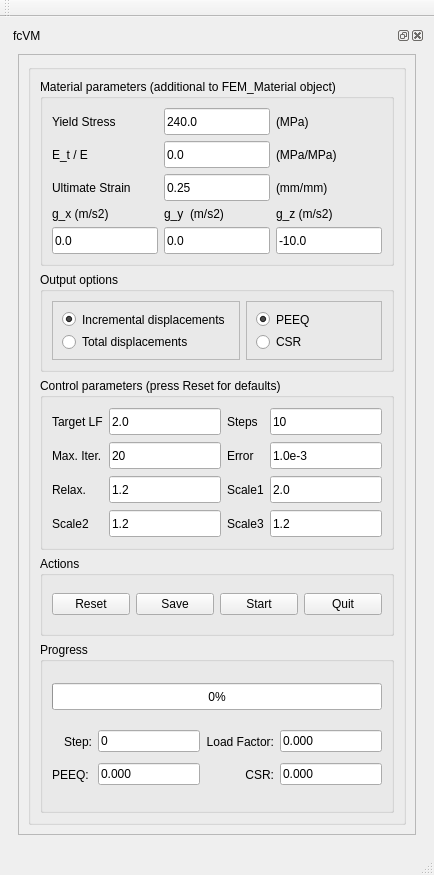
HarryvL/fcVM-workbench, file user_interface/fcVM.ui: the form before one commit.
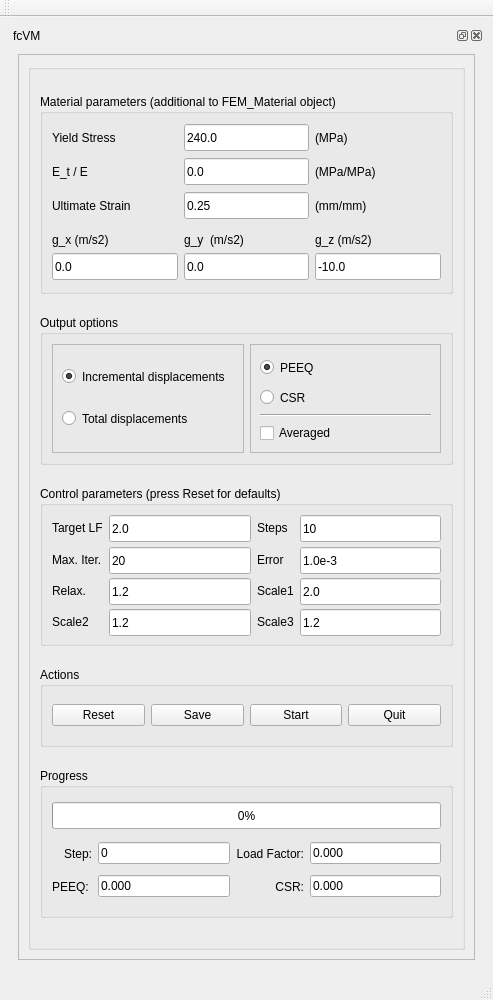
The form after the commit.

Commit message: added averaging option

```diff
--- a/user_interface/fcVM.ui
+++ b/user_interface/fcVM.ui
@@ -6,8 +6,8 @@
    <rect>
     <x>0</x>
     <y>0</y>
-    <width>434</width>
-    <height>875</height>
+    <width>493</width>
+    <height>1000</height>
    </rect>
   </property>
   <property name="sizePolicy">
@@ -16,17 +16,47 @@
     <verstretch>2</verstretch>
    </sizepolicy>
   </property>
+  <property name="minimumSize">
+   <size>
+    <width>0</width>
+    <height>1000</height>
+   </size>
+  </property>
+  <property name="maximumSize">
+   <size>
+    <width>16777215</width>
+    <height>1000</height>
+   </size>
+  </property>
   <property name="windowTitle">
    <string>MainWindow</string>
   </property>
   <widget class="QWidget" name="cw">
+   <property name="minimumSize">
+    <size>
+     <width>0</width>
+     <height>740</height>
+    </size>
+   </property>
+   <property name="maximumSize">
+    <size>
+     <width>16777215</width>
+     <height>1000</height>
+    </size>
+   </property>
    <layout class="QGridLayout" name="gridLayout">
     <item row="0" column="0">
      <widget class="QDockWidget" name="dw">
+      <property name="minimumSize">
+       <size>
+        <width>88</width>
+        <height>740</height>
+       </size>
+      </property>
       <property name="maximumSize">
        <size>
         <width>524287</width>
-        <height>524287</height>
+        <height>1000</height>
        </size>
       </property>
       <property name="windowTitle">
@@ -39,6 +69,12 @@
          <verstretch>1</verstretch>
         </sizepolicy>
        </property>
+       <property name="maximumSize">
+        <size>
+         <width>16777215</width>
+         <height>1000</height>
+        </size>
+       </property>
        <layout class="QVBoxLayout" name="verticalLayout_3">
         <item>
          <widget class="QScrollArea" name="scrollArea">
@@ -48,6 +84,12 @@
             <verstretch>0</verstretch>
            </sizepolicy>
           </property>
+          <property name="maximumSize">
+           <size>
+            <width>16777215</width>
+            <height>1000</height>
+           </size>
+          </property>
           <property name="widgetResizable">
            <bool>true</bool>
           </property>
@@ -56,10 +98,16 @@
             <rect>
              <x>0</x>
              <y>0</y>
-             <width>396</width>
-             <height>757</height>
+             <width>455</width>
+             <height>882</height>
             </rect>
            </property>
+           <property name="maximumSize">
+            <size>
+             <width>16777215</width>
+             <height>1000</height>
+            </size>
+           </property>
            <property name="contextMenuPolicy">
             <enum>Qt::NoContextMenu</enum>
            </property>
@@ -74,15 +122,21 @@
               </property>
               <property name="minimumSize">
                <size>
-                <width>371</width>
-                <height>721</height>
+                <width>0</width>
+                <height>800</height>
+               </size>
+              </property>
+              <property name="maximumSize">
+               <size>
+                <width>16777215</width>
+                <height>1000</height>
                </size>
               </property>
               <property name="title">
                <string/>
               </property>
-              <layout class="QGridLayout" name="gridLayout_2">
-               <item row="1" column="0">
+              <layout class="QVBoxLayout" name="verticalLayout_6">
+               <item>
                 <widget class="QGroupBox" name="materialBox">
                  <property name="sizePolicy">
                   <sizepolicy hsizetype="Preferred" vsizetype="Preferred">
@@ -93,13 +147,13 @@
                  <property name="minimumSize">
                   <size>
                    <width>0</width>
-                   <height>0</height>
+                   <height>200</height>
                   </size>
                  </property>
                  <property name="maximumSize">
                   <size>
                    <width>16777215</width>
-                   <height>250</height>
+                   <height>200</height>
                   </size>
                  </property>
                  <property name="title">
@@ -150,8 +204,26 @@
                   </item>
                   <item row="3" column="2">
                    <layout class="QVBoxLayout" name="verticalLayout">
+                    <property name="spacing">
+                     <number>0</number>
+                    </property>
+                    <property name="sizeConstraint">
+                     <enum>QLayout::SetFixedSize</enum>
+                    </property>
                     <item>
                      <widget class="QLabel" name="label_4">
+                      <property name="minimumSize">
+                       <size>
+                        <width>0</width>
+                        <height>27</height>
+                       </size>
+                      </property>
+                      <property name="maximumSize">
+                       <size>
+                        <width>16777215</width>
+                        <height>27</height>
+                       </size>
+                      </property>
                       <property name="text">
                        <string>g_y  (m/s2)</string>
                       </property>
@@ -232,8 +304,26 @@
                   </item>
                   <item row="3" column="0">
                    <layout class="QVBoxLayout" name="verticalLayout_4">
+                    <property name="spacing">
+                     <number>0</number>
+                    </property>
+                    <property name="sizeConstraint">
+                     <enum>QLayout::SetFixedSize</enum>
+                    </property>
                     <item>
                      <widget class="QLabel" name="label_2">
+                      <property name="minimumSize">
+                       <size>
+                        <width>0</width>
+                        <height>27</height>
+                       </size>
+                      </property>
+                      <property name="maximumSize">
+                       <size>
+                        <width>16777215</width>
+                        <height>27</height>
+                       </size>
+                      </property>
                       <property name="text">
                        <string>g_x (m/s2)</string>
                       </property>
@@ -276,8 +366,26 @@
                   </item>
                   <item row="3" column="4">
                    <layout class="QVBoxLayout" name="verticalLayout_5">
+                    <property name="spacing">
+                     <number>0</number>
+                    </property>
+                    <property name="sizeConstraint">
+                     <enum>QLayout::SetFixedSize</enum>
+                    </property>
                     <item>
                      <widget class="QLabel" name="label_5">
+                      <property name="minimumSize">
+                       <size>
+                        <width>0</width>
+                        <height>27</height>
+                       </size>
+                      </property>
+                      <property name="maximumSize">
+                       <size>
+                        <width>16777215</width>
+                        <height>27</height>
+                       </size>
+                      </property>
                       <property name="text">
                        <string>g_z (m/s2)</string>
                       </property>
@@ -307,152 +415,133 @@
                  </layout>
                 </widget>
                </item>
-               <item row="5" column="0">
-                <widget class="QGroupBox" name="groupBox_2">
+               <item>
+                <widget class="QGroupBox" name="outputBox">
+                 <property name="sizePolicy">
+                  <sizepolicy hsizetype="Preferred" vsizetype="Preferred">
+                   <horstretch>0</horstretch>
+                   <verstretch>0</verstretch>
+                  </sizepolicy>
+                 </property>
+                 <property name="minimumSize">
+                  <size>
+                   <width>0</width>
+                   <height>150</height>
+                  </size>
+                 </property>
+                 <property name="maximumSize">
+                  <size>
+                   <width>16777215</width>
+                   <height>150</height>
+                  </size>
+                 </property>
                  <property name="title">
-                  <string>Progress</string>
+                  <string>Output options </string>
                  </property>
-                 <layout class="QVBoxLayout" name="verticalLayout_7">
-                  <item>
-                   <widget class="QProgressBar" name="progressBar">
-                    <property name="minimumSize">
-                     <size>
-                      <width>0</width>
-                      <height>27</height>
-                     </size>
+                 <layout class="QGridLayout" name="gridLayout_5">
+                  <item row="0" column="1">
+                   <widget class="QFrame" name="frame_2">
+                    <property name="frameShape">
+                     <enum>QFrame::StyledPanel</enum>
                     </property>
-                    <property name="value">
-                     <number>0</number>
+                    <property name="frameShadow">
+                     <enum>QFrame::Raised</enum>
                     </property>
-                    <property name="format">
-                     <string>%p%</string>
-                    </property>
+                    <layout class="QVBoxLayout" name="verticalLayout_9">
+                     <item>
+                      <widget class="QRadioButton" name="peeqRbtn">
+                       <property name="minimumSize">
+                        <size>
+                         <width>0</width>
+                         <height>27</height>
+                        </size>
+                       </property>
+                       <property name="text">
+                        <string>PEEQ</string>
+                       </property>
+                       <property name="checked">
+                        <bool>true</bool>
+                       </property>
+                      </widget>
+                     </item>
+                     <item>
+                      <widget class="QRadioButton" name="csrRbtn">
+                       <property name="minimumSize">
+                        <size>
+                         <width>0</width>
+                         <height>27</height>
+                        </size>
+                       </property>
+                       <property name="text">
+                        <string>CSR</string>
+                       </property>
+                       <property name="checked">
+                        <bool>false</bool>
+                       </property>
+                      </widget>
+                     </item>
+                     <item>
+                      <widget class="Line" name="line">
+                       <property name="orientation">
+                        <enum>Qt::Horizontal</enum>
+                       </property>
+                      </widget>
+                     </item>
+                     <item>
+                      <widget class="QCheckBox" name="averagedChk">
+                       <property name="text">
+                        <string>Averaged</string>
+                       </property>
+                      </widget>
+                     </item>
+                    </layout>
                    </widget>
                   </item>
-                  <item>
-                   <layout class="QGridLayout" name="gridLayout_7">
-                    <item row="1" column="1">
-                     <widget class="QLineEdit" name="PEEQ">
-                      <property name="text">
-                       <string>0.000</string>
-                      </property>
-                      <property name="readOnly">
-                       <bool>true</bool>
-                      </property>
-                     </widget>
-                    </item>
-                    <item row="0" column="0">
-                     <widget class="QLabel" name="label_18">
-                      <property name="minimumSize">
-                       <size>
-                        <width>0</width>
-                        <height>27</height>
-                       </size>
-                      </property>
-                      <property name="maximumSize">
-                       <size>
-                        <width>40</width>
-                        <height>16777215</height>
-                       </size>
-                      </property>
-                      <property name="text">
-                       <string>Step:</string>
-                      </property>
-                      <property name="alignment">
-                       <set>Qt::AlignRight|Qt::AlignTrailing|Qt::AlignVCenter</set>
-                      </property>
-                     </widget>
-                    </item>
-                    <item row="1" column="2">
-                     <widget class="QLabel" name="label_22">
-                      <property name="minimumSize">
-                       <size>
-                        <width>0</width>
-                        <height>27</height>
-                       </size>
-                      </property>
-                      <property name="text">
-                       <string>CSR:</string>
-                      </property>
-                      <property name="alignment">
-                       <set>Qt::AlignRight|Qt::AlignTrailing|Qt::AlignVCenter</set>
-                      </property>
-                     </widget>
-                    </item>
-                    <item row="0" column="1">
-                     <widget class="QLineEdit" name="Step">
-                      <property name="text">
-                       <string>0</string>
-                      </property>
-                      <property name="readOnly">
-                       <bool>true</bool>
-                      </property>
-                     </widget>
-                    </item>
-                    <item row="0" column="3">
-                     <widget class="QLineEdit" name="Load_Factor">
-                      <property name="text">
-                       <string>0.000</string>
-                      </property>
-                      <property name="readOnly">
-                       <bool>true</bool>
-                      </property>
-                     </widget>
-                    </item>
-                    <item row="1" column="3">
-                     <widget class="QLineEdit" name="CSR">
-                      <property name="text">
-                       <string>0.000</string>
-                      </property>
-                      <property name="readOnly">
-                       <bool>true</bool>
-                      </property>
-                     </widget>
-                    </item>
-                    <item row="1" column="0">
-                     <widget class="QLabel" name="label_20">
-                      <property name="minimumSize">
-                       <size>
-                        <width>0</width>
-                        <height>27</height>
-                       </size>
-                      </property>
-                      <property name="text">
-                       <string>PEEQ: </string>
-                      </property>
-                      <property name="alignment">
-                       <set>Qt::AlignRight|Qt::AlignTrailing|Qt::AlignVCenter</set>
-                      </property>
-                     </widget>
-                    </item>
-                    <item row="0" column="2">
-                     <widget class="QLabel" name="label_19">
-                      <property name="minimumSize">
-                       <size>
-                        <width>0</width>
-                        <height>27</height>
-                       </size>
-                      </property>
-                      <property name="maximumSize">
-                       <size>
-                        <width>100</width>
-                        <height>16777215</height>
-                       </size>
-                      </property>
-                      <property name="text">
-                       <string>Load Factor:</string>
-                      </property>
-                      <property name="alignment">
-                       <set>Qt::AlignRight|Qt::AlignTrailing|Qt::AlignVCenter</set>
-                      </property>
-                     </widget>
-                    </item>
-                   </layout>
+                  <item row="0" column="0">
+                   <widget class="QFrame" name="frame">
+                    <property name="frameShape">
+                     <enum>QFrame::StyledPanel</enum>
+                    </property>
+                    <property name="frameShadow">
+                     <enum>QFrame::Raised</enum>
+                    </property>
+                    <layout class="QVBoxLayout" name="verticalLayout_8">
+                     <item>
+                      <widget class="QRadioButton" name="incrRbtn">
+                       <property name="minimumSize">
+                        <size>
+                         <width>0</width>
+                         <height>27</height>
+                        </size>
+                       </property>
+                       <property name="text">
+                        <string>Incremental displacements</string>
+                       </property>
+                       <property name="checked">
+                        <bool>true</bool>
+                       </property>
+                      </widget>
+                     </item>
+                     <item>
+                      <widget class="QRadioButton" name="totalRbtn">
+                       <property name="minimumSize">
+                        <size>
+                         <width>0</width>
+                         <height>27</height>
+                        </size>
+                       </property>
+                       <property name="text">
+                        <string>Total displacements</string>
+                       </property>
+                      </widget>
+                     </item>
+                    </layout>
+                   </widget>
                   </item>
                  </layout>
                 </widget>
                </item>
-               <item row="3" column="0">
+               <item>
                 <widget class="QGroupBox" name="controlBox">
                  <property name="sizePolicy">
                   <sizepolicy hsizetype="Preferred" vsizetype="Preferred">
@@ -460,10 +549,16 @@
                    <verstretch>0</verstretch>
                   </sizepolicy>
                  </property>
+                 <property name="minimumSize">
+                  <size>
+                   <width>0</width>
+                   <height>160</height>
+                  </size>
+                 </property>
                  <property name="maximumSize">
                   <size>
                    <width>16777215</width>
-                   <height>500</height>
+                   <height>160</height>
                   </size>
                  </property>
                  <property name="title">
@@ -633,89 +728,7 @@
                  </layout>
                 </widget>
                </item>
-               <item row="2" column="0">
-                <widget class="QGroupBox" name="outputBox">
-                 <property name="sizePolicy">
-                  <sizepolicy hsizetype="Preferred" vsizetype="Preferred">
-                   <horstretch>0</horstretch>
-                   <verstretch>0</verstretch>
-                  </sizepolicy>
-                 </property>
-                 <property name="maximumSize">
-                  <size>
-                   <width>16777215</width>
-                   <height>100</height>
-                  </size>
-                 </property>
-                 <property name="title">
-                  <string>Output options </string>
-                 </property>
-                 <layout class="QHBoxLayout" name="horizontalLayout">
-                  <item>
-                   <widget class="QFrame" name="frame">
-                    <property name="frameShape">
-                     <enum>QFrame::StyledPanel</enum>
-                    </property>
-                    <property name="frameShadow">
-                     <enum>QFrame::Raised</enum>
-                    </property>
-                    <layout class="QVBoxLayout" name="verticalLayout_8">
-                     <item>
-                      <widget class="QRadioButton" name="incrRbtn">
-                       <property name="text">
-                        <string>Incremental displacements</string>
-                       </property>
-                       <property name="checked">
-                        <bool>true</bool>
-                       </property>
-                      </widget>
-                     </item>
-                     <item>
-                      <widget class="QRadioButton" name="totalRbtn">
-                       <property name="text">
-                        <string>Total displacements</string>
-                       </property>
-                      </widget>
-                     </item>
-                    </layout>
-                   </widget>
-                  </item>
-                  <item>
-                   <widget class="QFrame" name="frame_2">
-                    <property name="frameShape">
-                     <enum>QFrame::StyledPanel</enum>
-                    </property>
-                    <property name="frameShadow">
-                     <enum>QFrame::Raised</enum>
-                    </property>
-                    <layout class="QVBoxLayout" name="verticalLayout_9">
-                     <item>
-                      <widget class="QRadioButton" name="peeqRbtn">
-                       <property name="text">
-                        <string>PEEQ</string>
-                       </property>
-                       <property name="checked">
-                        <bool>true</bool>
-                       </property>
-                      </widget>
-                     </item>
-                     <item>
-                      <widget class="QRadioButton" name="csrRbtn">
-                       <property name="text">
-                        <string>CSR</string>
-                       </property>
-                       <property name="checked">
-                        <bool>false</bool>
-                       </property>
-                      </widget>
-                     </item>
-                    </layout>
-                   </widget>
-                  </item>
-                 </layout>
-                </widget>
-               </item>
-               <item row="4" column="0">
+               <item>
                 <widget class="QGroupBox" name="actionBox">
                  <property name="sizePolicy">
                   <sizepolicy hsizetype="Preferred" vsizetype="Fixed">
@@ -729,6 +742,12 @@
                    <height>80</height>
                   </size>
                  </property>
+                 <property name="maximumSize">
+                  <size>
+                   <width>16777215</width>
+                   <height>80</height>
+                  </size>
+                 </property>
                  <property name="title">
                   <string>Actions</string>
                  </property>
@@ -764,6 +783,163 @@
                  </layout>
                 </widget>
                </item>
+               <item>
+                <widget class="QGroupBox" name="progressBox">
+                 <property name="minimumSize">
+                  <size>
+                   <width>0</width>
+                   <height>150</height>
+                  </size>
+                 </property>
+                 <property name="maximumSize">
+                  <size>
+                   <width>16777215</width>
+                   <height>150</height>
+                  </size>
+                 </property>
+                 <property name="title">
+                  <string>Progress</string>
+                 </property>
+                 <layout class="QVBoxLayout" name="verticalLayout_7">
+                  <item>
+                   <widget class="QProgressBar" name="progressBar">
+                    <property name="minimumSize">
+                     <size>
+                      <width>0</width>
+                      <height>27</height>
+                     </size>
+                    </property>
+                    <property name="value">
+                     <number>0</number>
+                    </property>
+                    <property name="format">
+                     <string>%p%</string>
+                    </property>
+                   </widget>
+                  </item>
+                  <item>
+                   <layout class="QGridLayout" name="gridLayout_7">
+                    <item row="1" column="1">
+                     <widget class="QLineEdit" name="PEEQ">
+                      <property name="text">
+                       <string>0.000</string>
+                      </property>
+                      <property name="readOnly">
+                       <bool>true</bool>
+                      </property>
+                     </widget>
+                    </item>
+                    <item row="0" column="0">
+                     <widget class="QLabel" name="label_18">
+                      <property name="minimumSize">
+                       <size>
+                        <width>0</width>
+                        <height>27</height>
+                       </size>
+                      </property>
+                      <property name="maximumSize">
+                       <size>
+                        <width>40</width>
+                        <height>16777215</height>
+                       </size>
+                      </property>
+                      <property name="text">
+                       <string>Step:</string>
+                      </property>
+                      <property name="alignment">
+                       <set>Qt::AlignRight|Qt::AlignTrailing|Qt::AlignVCenter</set>
+                      </property>
+                     </widget>
+                    </item>
+                    <item row="1" column="2">
+                     <widget class="QLabel" name="label_22">
+                      <property name="minimumSize">
+                       <size>
+                        <width>0</width>
+                        <height>27</height>
+                       </size>
+                      </property>
+                      <property name="text">
+                       <string>CSR:</string>
+                      </property>
+                      <property name="alignment">
+                       <set>Qt::AlignRight|Qt::AlignTrailing|Qt::AlignVCenter</set>
+                      </property>
+                     </widget>
+                    </item>
+                    <item row="0" column="1">
+                     <widget class="QLineEdit" name="Step">
+                      <property name="text">
+                       <string>0</string>
+                      </property>
+                      <property name="readOnly">
+                       <bool>true</bool>
+                      </property>
+                     </widget>
+                    </item>
+                    <item row="0" column="3">
+                     <widget class="QLineEdit" name="Load_Factor">
+                      <property name="text">
+                       <string>0.000</string>
+                      </property>
+                      <property name="readOnly">
+                       <bool>true</bool>
+                      </property>
+                     </widget>
+                    </item>
+                    <item row="1" column="3">
+                     <widget class="QLineEdit" name="CSR">
+                      <property name="text">
+                       <string>0.000</string>
+                      </property>
+                      <property name="readOnly">
+                       <bool>true</bool>
+                      </property>
+                     </widget>
+                    </item>
+                    <item row="1" column="0">
+                     <widget class="QLabel" name="label_20">
+                      <property name="minimumSize">
+                       <size>
+                        <width>0</width>
+                        <height>27</height>
+                       </size>
+                      </property>
+                      <property name="text">
+                       <string>PEEQ: </string>
+                      </property>
+                      <property name="alignment">
+                       <set>Qt::AlignRight|Qt::AlignTrailing|Qt::AlignVCenter</set>
+                      </property>
+                     </widget>
+                    </item>
+                    <item row="0" column="2">
+                     <widget class="QLabel" name="label_19">
+                      <property name="minimumSize">
+                       <size>
+                        <width>0</width>
+                        <height>27</height>
+                       </size>
+                      </property>
+                      <property name="maximumSize">
+                       <size>
+                        <width>100</width>
+                        <height>16777215</height>
+                       </size>
+                      </property>
+                      <property name="text">
+                       <string>Load Factor:</string>
+                      </property>
+                      <property name="alignment">
+                       <set>Qt::AlignRight|Qt::AlignTrailing|Qt::AlignVCenter</set>
+                      </property>
+                     </widget>
+                    </item>
+                   </layout>
+                  </item>
+                 </layout>
+                </widget>
+               </item>
               </layout>
              </widget>
             </item>
```
Left out of the diff: 2 changed lines with no effect on the pictures. The commit also changes 25 other files.
